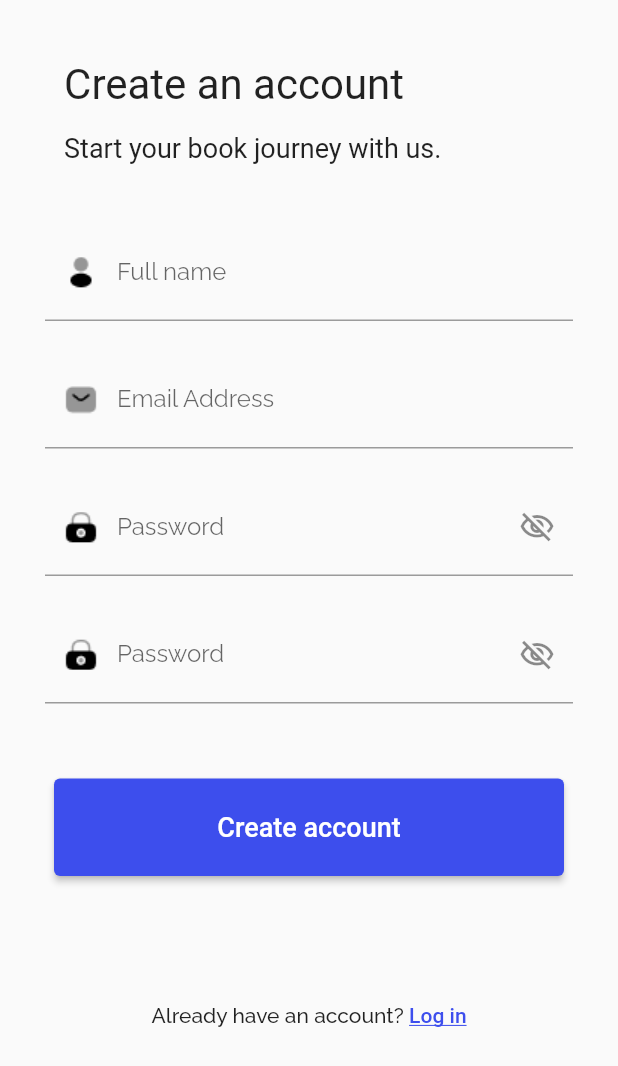
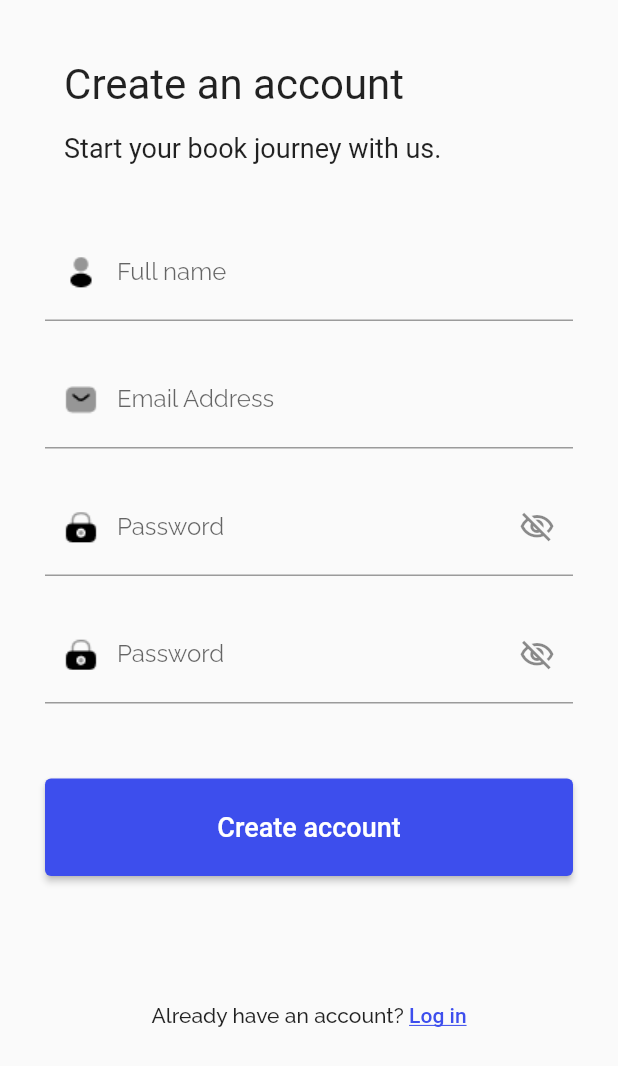
Before and after one commit to Localcoder321/Bookmark, a Flutter app: the screen it shows after launch, after a tap on "Create an account", on a phone screen of 412 x 824 dp. Shown: the top 1066 px of the screen. Run offline on Flutter 3.47's test engine with Material 2 defaults, Android fonts, the phone set to English and light mode, and no system bars.

Commit message:
minor fixes

```diff
--- a/lib/main.dart
+++ b/lib/main.dart
@@ -101,10 +101,10 @@ class HomeScreen extends StatelessWidget {
                   ),
                 ),
                 Padding(
-                  padding: const EdgeInsets.only(bottom: 13),
+                  padding: const EdgeInsets.only(bottom: 13, left: 30, right: 30),
                   child: SizedBox(
                     height: 65,
-                    width: 340,
+                    width: double.infinity,
                     child: ElevatedButton(
                       style: const ButtonStyle(
                         backgroundColor: MaterialStatePropertyAll(
@@ -124,9 +124,11 @@ class HomeScreen extends StatelessWidget {
                     ),
                   ),
                 ),
-                SizedBox(
+                Padding(
+                  padding: const EdgeInsets.only(left: 30, right: 30),
+                  child: SizedBox(
                     height: 65,
-                  width: 340,
+                    width: double.infinity,
                     child: ElevatedButton(
                       style: const ButtonStyle(
                           backgroundColor: MaterialStatePropertyAll(
@@ -141,6 +143,7 @@ class HomeScreen extends StatelessWidget {
                       child: const Text(
                         "Create an account",
                         style: TextStyle(color: Colors.black, fontSize: 18),
+                      ),
                     ),
                   ),
                 ),
@@ -230,10 +233,10 @@ class _LoginPageState extends State<LoginPage> {
                 ),
               ),
               Padding(
-                padding: const EdgeInsets.only(top: 50, bottom: 85),
+                padding: const EdgeInsets.only(top: 50, bottom: 85, left: 30, right: 30),
                 child: SizedBox(
                   height: 65,
-                  width: 340,
+                  width: double.infinity,
                   child: ElevatedButton(
                     style: const ButtonStyle(
                       backgroundColor: MaterialStatePropertyAll(
@@ -421,10 +424,10 @@ class _RegistrationPageState extends State<RegistrationPage> {
                 ),
               ),
               Padding(
-                padding: const EdgeInsets.only(top: 50, bottom: 85),
+                padding: const EdgeInsets.only(top: 50, bottom: 85, left: 30, right: 30),
                 child: SizedBox(
                   height: 65,
-                  width: 340,
+                  width: double.infinity,
                   child: ElevatedButton(
                     style: const ButtonStyle(
                       backgroundColor: MaterialStatePropertyAll(
```
Lines whose indentation alone changed are shown as unchanged.
